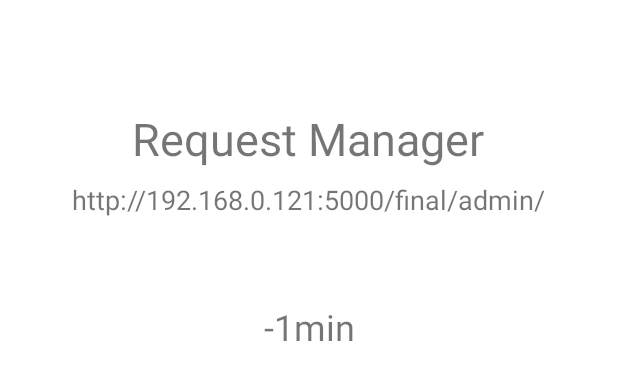
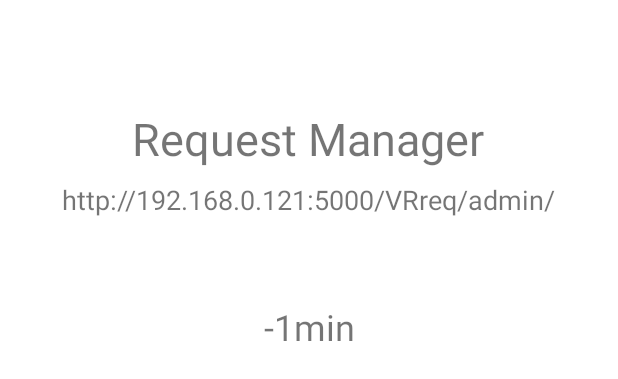
Before and after one commit to shadowfire-ew/Vr-Request-App, an Android app: the layout activity_details.xml on its own in the app's theme, with its tools: preview values and no code run, on a phone screen of 412 x 824 dp. Shown: the top 379 px of the screen. Run offline under Robolectric (Android 15) with nearby library versions, the phone set to English and light mode, and no system bars; network calls fail.

Commit message:
updated admin URL in app

```diff
--- a/Apps/AdminManager/app/src/main/res/values/strings.xml
+++ b/Apps/AdminManager/app/src/main/res/values/strings.xml
@@ -14,5 +14,5 @@
     <string name="placeholder_time">-1min</string>
     <string name="approve_button_label">Approve</string>
     <string name="cancel_button_label">Deny</string>
-    <string name="url">http://192.168.0.121:5000/final/admin/</string>
+    <string name="url">http://192.168.0.121:5000/VRreq/admin/</string>
 </resources>
```
